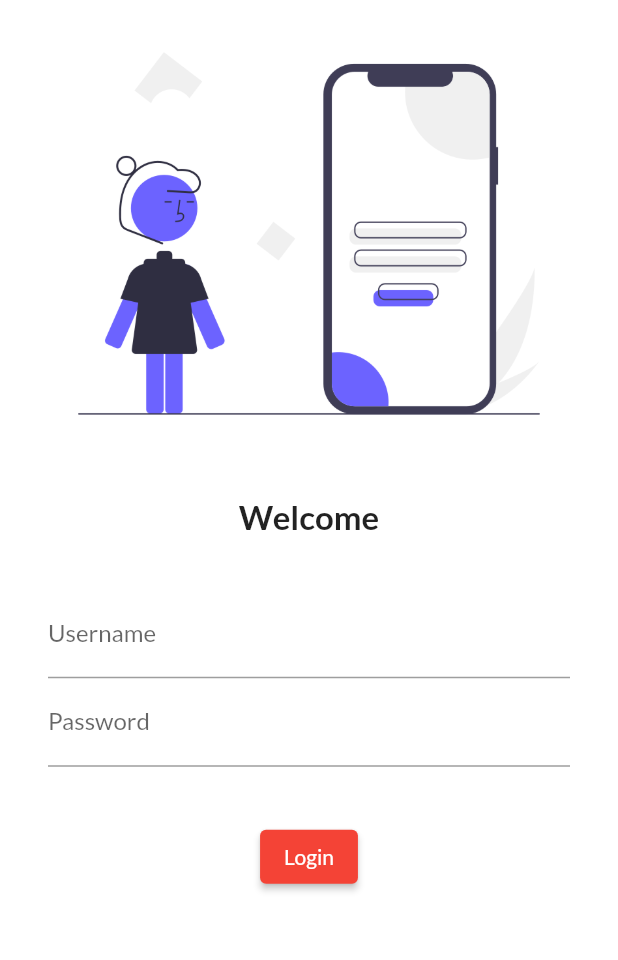
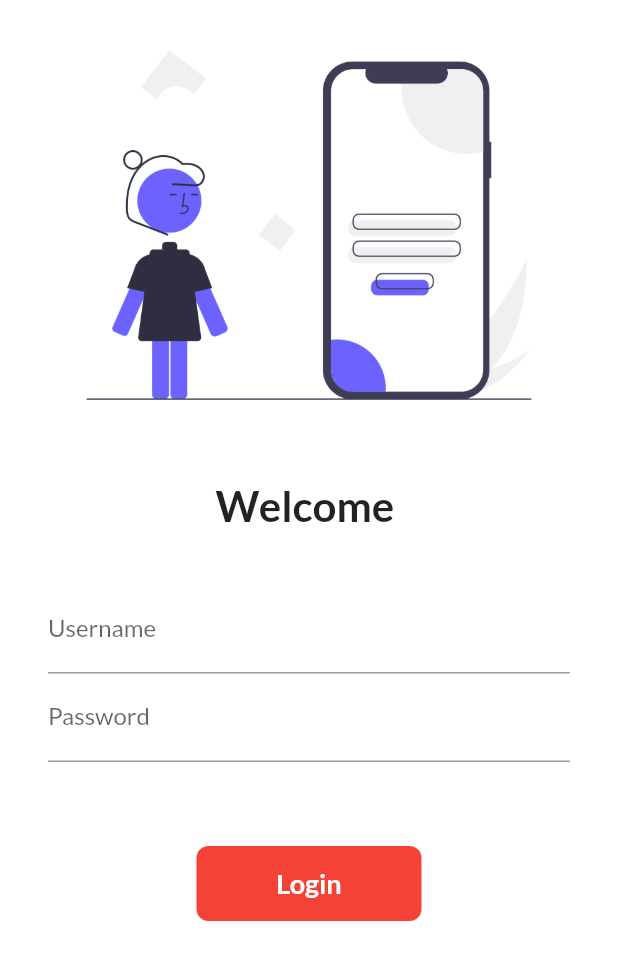
Before and after one commit to yugsoni/FlutterDemo, a Flutter app: the screen it shows after launch, on a phone screen of 412 x 824 dp. Shown: the top 960 px of the screen. Run offline on Flutter 3.47's test engine with Material 2 defaults, Android fonts, the phone set to English and light mode, and no system bars; our stand-ins replace google_fonts.

Commit message:
Day6 completed

```diff
--- a/lib/main.dart
+++ b/lib/main.dart
@@ -1,7 +1,7 @@
 // ignore_for_file: prefer_const_constructors
 
 import 'package:flutter/material.dart';
-import 'package:google_fonts/google_fonts.dart';
+import 'package:flutter_catalog/utils/routes.dart';
 import 'package:google_fonts/google_fonts.dart';
 import 'pages/home_page.dart';
 import 'pages/login_page.dart';
@@ -14,6 +14,7 @@ class MyApp extends StatelessWidget {
   @override
   Widget build(BuildContext context) {
     return MaterialApp(
+      debugShowCheckedModeBanner: false,
       // home: HomePage(),
       themeMode: ThemeMode.light,
       theme: ThemeData(
@@ -26,8 +27,8 @@ class MyApp extends StatelessWidget {
       initialRoute: "/",
       routes: {
         "/": (context) => LoginPage(),
-        "/login": (context) => LoginPage(),
-        "/home": (context) => HomePage(),
+        MyRoutes.homeRoute: (context) => HomePage(),
+        MyRoutes.loginRoute: (context) => HomePage(),
       },
     );
   }
--- a/lib/pages/login_page.dart
+++ b/lib/pages/login_page.dart
@@ -1,24 +1,35 @@
 import 'package:flutter/material.dart';
+import 'package:flutter_catalog/utils/routes.dart';
 // ignore_for_file: prefer_const_constructors
 
-class LoginPage extends StatelessWidget {
+class LoginPage extends StatefulWidget {
+  @override
+  State<LoginPage> createState() => _LoginPageState();
+}
+
+class _LoginPageState extends State<LoginPage> {
+  String name = "";
+  bool changeButton = false;
+
   @override
   Widget build(BuildContext context) {
     return Material(
         color: Colors.white,
+        child: SingleChildScrollView(
           child: Column(
             children: [
               Image.asset(
                 "assets/images/login_image.png",
                 fit: BoxFit.cover,
+                height: 300,
               ),
               SizedBox(
                 height: 20.0,
               ),
               Text(
-              "Welcome",
+                "Welcome $name",
                 style: TextStyle(
-                fontSize: 22,
+                  fontSize: 28,
                   fontWeight: FontWeight.bold,
                 ),
               ),
@@ -26,7 +37,8 @@ class LoginPage extends StatelessWidget {
                 height: 20.0,
               ),
               Padding(
-              padding: const EdgeInsets.symmetric(vertical: 16, horizontal: 32),
+                padding:
+                    const EdgeInsets.symmetric(vertical: 16, horizontal: 32),
                 child: Column(
                   children: [
                     TextField(
@@ -34,6 +46,10 @@ class LoginPage extends StatelessWidget {
                         hintText: "Enter your Username",
                         labelText: "Username",
                       ),
+                      onChanged: (value) {
+                        name = value;
+                        setState(() {});
+                      },
                     ),
                     TextField(
                       obscureText: true,
@@ -46,16 +62,51 @@ class LoginPage extends StatelessWidget {
                 ),
               ),
               SizedBox(
-              height: 20.0,
+                height: 40.0,
               ),
-            ElevatedButton(
-              child: Text("Login"),
-              style: TextButton.styleFrom(),
-              onPressed: () {
-                print("hii yug Soni");
+              // ElevatedButton(
+              //   child: Text("Login"),
+              //   style: TextButton.styleFrom(
+              //     minimumSize: Size(150, 40),
+              //   ),
+              //   onPressed: () {
+              //     Navigator.pushNamed(context, MyRoutes.homeRoute);
+              //   },
+              // ),
+              InkWell(
+                onTap: () async {
+                  setState(() {
+                    changeButton = true;
+                  });
+                  await Future.delayed(Duration(seconds: 1));
+                  Navigator.pushNamed(context, MyRoutes.homeRoute);
                 },
+                child: AnimatedContainer(
+                  duration: Duration(seconds: 1),
+                  width: changeButton ? 50 : 150,
+                  height: 50,
+                  alignment: Alignment.center,
+                  child: changeButton
+                      ? Icon(
+                          Icons.done,
+                          color: Colors.white,
+                        )
+                      : Text(
+                          "Login",
+                          style: TextStyle(
+                            color: Colors.white,
+                            fontWeight: FontWeight.bold,
+                            fontSize: 18,
+                          ),
+                        ),
+                  decoration: BoxDecoration(
+                    color: Colors.red,
+                    borderRadius: BorderRadius.circular(changeButton ? 50 : 8),
+                  ),
+                ),
               ),
             ],
+          ),
         ));
   }
 }
--- /dev/null
+++ b/lib/utils/routes.dart
@@ -0,0 +1,4 @@
+class MyRoutes {
+  static String loginRoute = "/login";
+  static String homeRoute = "/home";
+}
```
Lines whose indentation alone changed are shown as unchanged.
